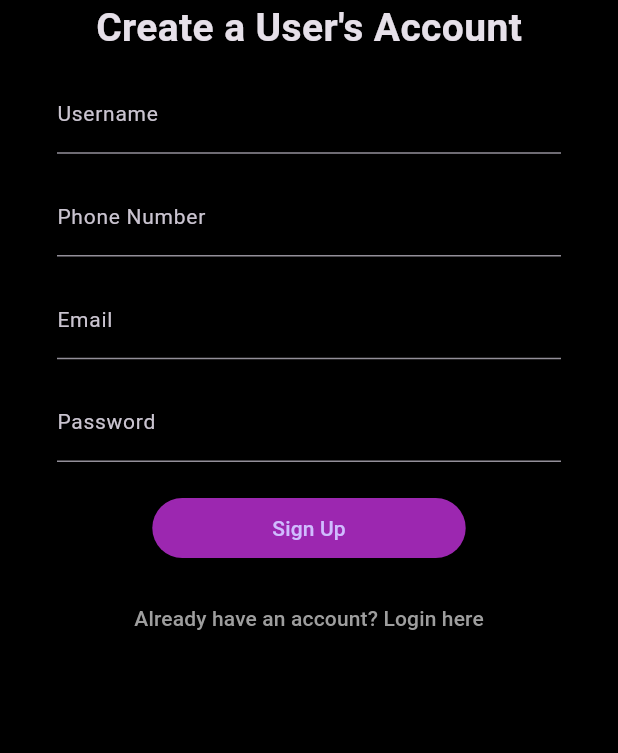
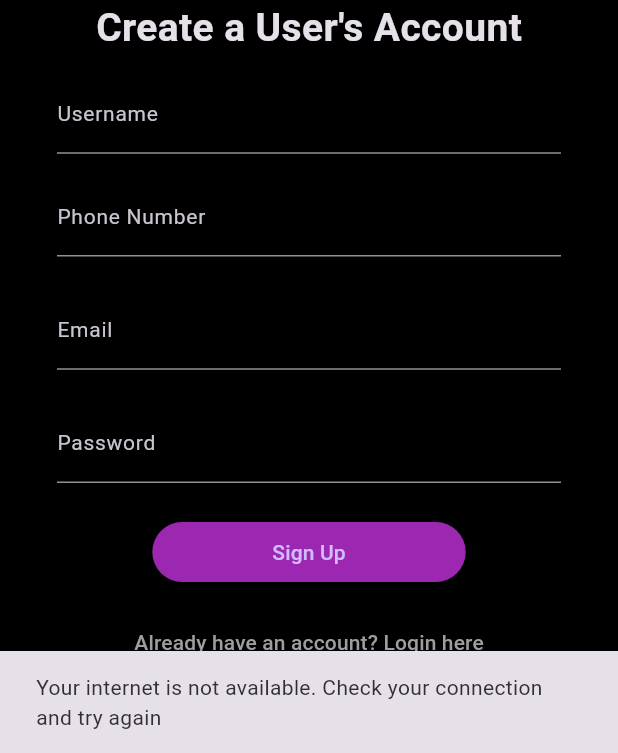
Before and after one commit to Sameemadhu16/DropMe_App, a Flutter app: the SignUpScreen screen opened directly, after a tap on "Sign Up", on a phone screen of 412 x 824 dp, the part 483-1236 px from its top. Run offline on Flutter 3.47's test engine with Material 3 defaults, Android fonts, the phone set to English and light mode, and no system bars; our stand-ins replace connectivity_plus.

Commit message:
check if connect to the internet

```diff
--- a/lib/authentication/login_screen.dart
+++ b/lib/authentication/login_screen.dart
@@ -58,7 +58,7 @@ class _LoginScreenState extends State<LoginScreen> {
                           color: Colors.grey,
                           fontSize: 15,
                         )),
-                    const SizedBox(height: 15,),
+                    const SizedBox(height: 22,),
                     TextField(
                         controller: passwordTextEditingController,
                         obscureText: true,
@@ -78,7 +78,7 @@ class _LoginScreenState extends State<LoginScreen> {
                           color: Colors.grey,
                           fontSize: 15,
                         )),
-                    const SizedBox(height: 20,),
+                    const SizedBox(height: 22,),
 
                       ElevatedButton(
                         onPressed: ()
--- a/lib/authentication/signup_screen.dart
+++ b/lib/authentication/signup_screen.dart
@@ -1,5 +1,6 @@
 import 'package:flutter/material.dart';
 import 'package:uber_app_clone/authentication/login_screen.dart';
+import 'package:uber_app_clone/methods/common_methods.dart';
 
 class SignUpScreen extends StatefulWidget {
   const SignUpScreen({super.key});
@@ -8,11 +9,18 @@ class SignUpScreen extends StatefulWidget {
   State<SignUpScreen> createState() => _SignUpScreenState();
 }
 
-class _SignUpScreenState extends State<SignUpScreen> {
+class _SignUpScreenState extends State<SignUpScreen>
+{
   TextEditingController usernameTextEditingController = TextEditingController();
-  TextEditingController userPhoneTextEditingController = TextEditingController();
+  TextEditingController userPhoneTextEditingController =
+      TextEditingController();
   TextEditingController emailTextEditingController = TextEditingController();
   TextEditingController passwordTextEditingController = TextEditingController();
+  CommonMethods cMethods = CommonMethods();
+
+  checkIfNetworkIsAvailable() {
+    cMethods.checkConnectivity(context);//object oriented approach
+  }
 
   @override
   Widget build(BuildContext context) {
@@ -40,7 +48,7 @@ class _SignUpScreenState extends State<SignUpScreen> {
 
               //text form field + button
               Padding(
-                padding: EdgeInsets.symmetric(vertical: 12,horizontal: 22),
+                padding: EdgeInsets.symmetric(vertical: 12, horizontal: 22),
                 child: Column(
                   children: [
                     TextField(
@@ -62,7 +70,9 @@ class _SignUpScreenState extends State<SignUpScreen> {
                         fontSize: 15,
                       ),
                     ),
-                    const SizedBox(height: 15,),
+                    const SizedBox(
+                      height: 15,
+                    ),
                     TextField(
                       controller: userPhoneTextEditingController,
                       keyboardType: TextInputType.text,
@@ -82,7 +92,9 @@ class _SignUpScreenState extends State<SignUpScreen> {
                         fontSize: 15,
                       ),
                     ),
-                    const SizedBox(height: 15,),
+                    const SizedBox(
+                      height: 22,
+                    ),
                     TextField(
                         controller: emailTextEditingController,
                         keyboardType: TextInputType.emailAddress,
@@ -101,7 +113,9 @@ class _SignUpScreenState extends State<SignUpScreen> {
                           color: Colors.grey,
                           fontSize: 15,
                         )),
-                    const SizedBox(height: 15,),
+                    const SizedBox(
+                      height: 22,
+                    ),
                     TextField(
                         controller: passwordTextEditingController,
                         obscureText: true,
@@ -121,38 +135,37 @@ class _SignUpScreenState extends State<SignUpScreen> {
                           color: Colors.grey,
                           fontSize: 15,
                         )),
-                    const SizedBox(height: 20,),
-
+                    const SizedBox(
+                      height: 22,
+                    ),
                     ElevatedButton(
-                        onPressed: ()
-                        {
-
+                      onPressed: () {
+                        checkIfNetworkIsAvailable();
                       },
                       style: ElevatedButton.styleFrom(
                         backgroundColor: Colors.purple,
-                          padding: EdgeInsets.symmetric(horizontal: 80, vertical: 10),
+                        padding:
+                            EdgeInsets.symmetric(horizontal: 80, vertical: 10),
                       ),
                       child: const Text(
                         "Sign Up",
                       ),
                     ),
                   ],
-
                 ),
               ),
 
               // const SizedBox(height: 12,),
               //text button
               TextButton(
-                onPressed: ()
-                {
-                  Navigator.push(context, MaterialPageRoute(builder: (c) => LoginScreen()));
+                onPressed: () {
+                  Navigator.push(context,
+                      MaterialPageRoute(builder: (c) => LoginScreen()));
                 },
                 child: const Text(
                   "Already have an account? Login here",
                   style: TextStyle(
                     color: Colors.grey,
-
                   ),
                 ),
               )
--- /dev/null
+++ b/lib/methods/common_methods.dart
@@ -0,0 +1,21 @@
+import 'package:connectivity_plus/connectivity_plus.dart';
+import 'package:flutter/material.dart';
+
+class CommonMethods {
+  checkConnectivity(BuildContext context) async {
+    var connectionResult = await Connectivity().checkConnectivity();
+
+    if (connectionResult != ConnectivityResult.mobile &&
+        connectionResult != ConnectivityResult.wifi) {
+      if (!context.mounted) return;
+      displaySnackBar(
+          "Your internet is not available. Check your connection and try again",
+          context);
+    }
+  }
+
+  displaySnackBar(String messegeText, BuildContext context) {
+    var snackBar = SnackBar(content: Text(messegeText));
+    ScaffoldMessenger.of(context).showSnackBar(snackBar);
+  }
+}
--- a/pubspec.yaml
+++ b/pubspec.yaml
@@ -35,6 +35,7 @@ dependencies:
   # The following adds the Cupertino Icons font to your application.
   # Use with the CupertinoIcons class for iOS style icons.
   cupertino_icons: ^1.0.8
+  connectivity_plus:
 
 dev_dependencies:
   flutter_test:
```
Also changed, not shown: pubspec.lock, 3 other files. Lines whose indentation alone changed are shown as unchanged.
